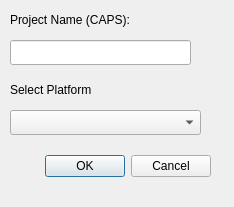
NCAR/aircraft_config_edit, file NewProjectDialog.ui: the form before one commit.
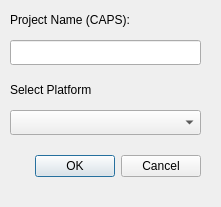
The form after the commit.

Commit message:
Run all the .ui files through designer for cleanup.
A couple derecated items removed.
Geometry adjustments.

```diff
--- a/NewProjectDialog.ui
+++ b/NewProjectDialog.ui
@@ -6,7 +6,7 @@
    <rect>
     <x>0</x>
     <y>0</y>
-    <width>234</width>
+    <width>221</width>
     <height>207</height>
    </rect>
   </property>
@@ -16,7 +16,7 @@
   <widget class="QDialogButtonBox" name="buttonBox">
    <property name="geometry">
     <rect>
-     <x>20</x>
+     <x>10</x>
      <y>150</y>
      <width>191</width>
      <height>32</height>
@@ -57,7 +57,7 @@
     <rect>
      <x>10</x>
      <y>40</y>
-     <width>181</width>
+     <width>191</width>
      <height>25</height>
     </rect>
    </property>
```
The commit also changes 4 other files.
